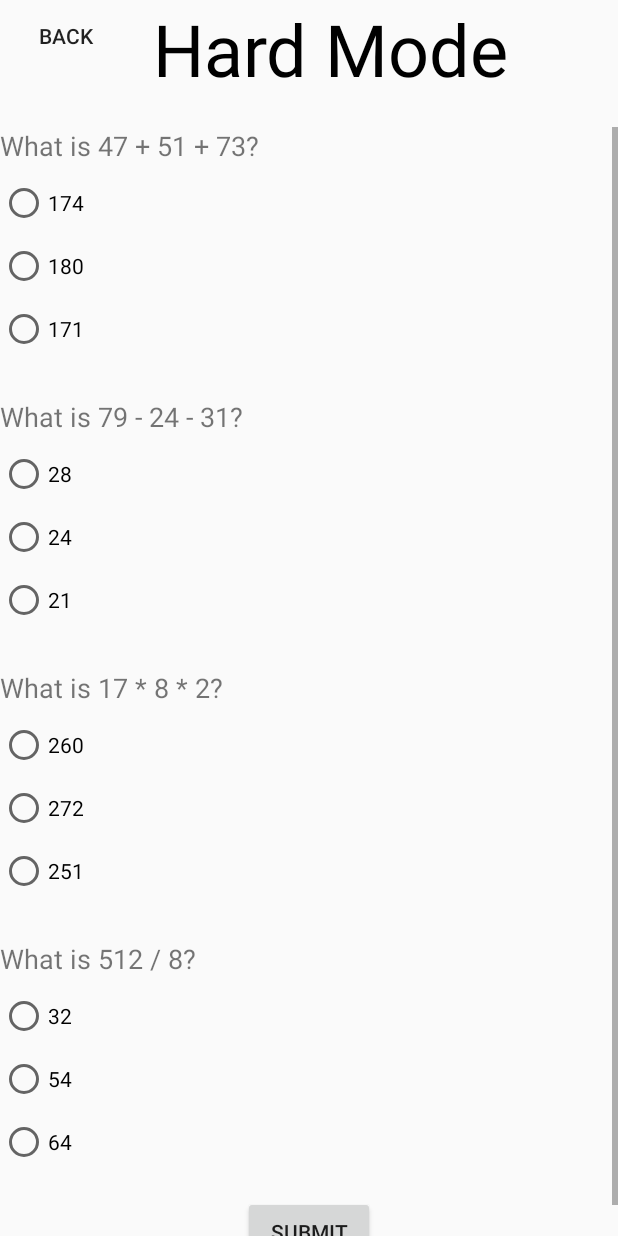
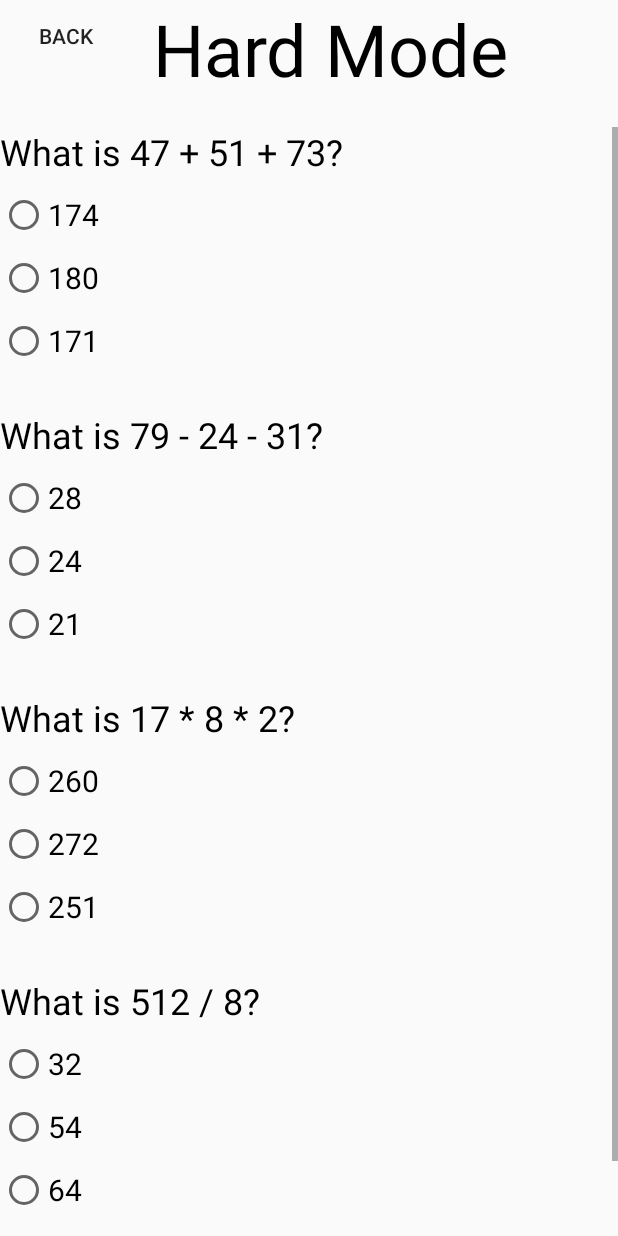
Before and after one commit to AtaMusleh/android-1st-assignment, an Android app: the HardQuizActivity screen opened directly, with no data from a screen before it, on a phone screen of 412 x 824 dp. Run offline under Robolectric (Android 15) with nearby library versions, the phone set to English and light mode, and no system bars.

Commit message:
first update

```diff
--- a/app/src/main/res/layout/activity_hard_quiz.xml
+++ b/app/src/main/res/layout/activity_hard_quiz.xml
@@ -53,34 +53,39 @@
                 android:layout_width="match_parent"
                 android:layout_height="wrap_content"
                 android:text="Addition Question"
-                android:textSize="18sp" />
+                android:textColor="#000000"
+                android:textSize="24sp" />
 
 
             <RadioGroup
-                android:id="@+id/radioGroupAddition"
+                android:id="@+id/radioGroupAddition1"
                 android:layout_width="match_parent"
                 android:layout_height="wrap_content"
                 android:orientation="vertical">
+
                 <RadioButton
                     android:id="@+id/radioButtonAdditionOption1"
                     android:layout_width="wrap_content"
                     android:layout_height="wrap_content"
                     android:layout_marginTop="10dp"
-                    android:text="Option 1" />
+                    android:text="Option 1"
+                    android:textSize="20sp" />
 
                 <RadioButton
                     android:id="@+id/radioButtonAdditionOption2"
                     android:layout_width="wrap_content"
                     android:layout_height="wrap_content"
                     android:layout_marginTop="10dp"
-                    android:text="Option 2" />
+                    android:text="Option 2"
+                    android:textSize="20sp" />
 
                 <RadioButton
                     android:id="@+id/radioButtonAdditionOption3"
                     android:layout_width="wrap_content"
                     android:layout_height="wrap_content"
                     android:layout_marginTop="10dp"
-                    android:text="Option 3" />
+                    android:text="Option 3"
+                    android:textSize="20sp" />
 
             </RadioGroup>
 
@@ -90,33 +95,38 @@
                 android:layout_height="wrap_content"
                 android:layout_marginTop="30dp"
                 android:text="Subtraction Question"
-                android:textSize="18sp" />
+                android:textColor="#000000"
+                android:textSize="24sp" />
 
             <RadioGroup
-                android:id="@+id/radioGroupAddition"
+                android:id="@+id/radioGroupAddition2"
                 android:layout_width="match_parent"
                 android:layout_height="wrap_content"
                 android:orientation="vertical">
+
                 <RadioButton
                     android:id="@+id/radioButtonSubtractionOption1"
                     android:layout_width="wrap_content"
                     android:layout_height="wrap_content"
                     android:layout_marginTop="10dp"
-                    android:text="Option 1" />
+                    android:text="Option 1"
+                    android:textSize="20sp" />
 
                 <RadioButton
                     android:id="@+id/radioButtonSubtractionOption2"
                     android:layout_width="wrap_content"
                     android:layout_height="wrap_content"
                     android:layout_marginTop="10dp"
-                    android:text="Option 2" />
+                    android:text="Option 2"
+                    android:textSize="20sp" />
 
                 <RadioButton
                     android:id="@+id/radioButtonSubtractionOption3"
                     android:layout_width="wrap_content"
                     android:layout_height="wrap_content"
                     android:layout_marginTop="10dp"
-                    android:text="Option 3" />
+                    android:text="Option 3"
+                    android:textSize="20sp" />
 
             </RadioGroup>
 
@@ -126,68 +136,79 @@
                 android:layout_height="wrap_content"
                 android:layout_marginTop="30dp"
                 android:text="Multiplication Question"
-                android:textSize="18sp" />
+                android:textColor="#000000"
+                android:textSize="24sp" />
 
             <RadioGroup
-                android:id="@+id/radioGroupAddition"
+                android:id="@+id/radioGroupAddition3"
                 android:layout_width="match_parent"
                 android:layout_height="wrap_content"
                 android:orientation="vertical">
+
                 <RadioButton
                     android:id="@+id/radioButtonMultiplicationOption1"
                     android:layout_width="wrap_content"
                     android:layout_height="wrap_content"
                     android:layout_marginTop="10dp"
-                    android:text="Option 1" />
+                    android:text="Option 1"
+                    android:textSize="20sp" />
 
                 <RadioButton
                     android:id="@+id/radioButtonMultiplicationOption2"
                     android:layout_width="wrap_content"
                     android:layout_height="wrap_content"
                     android:layout_marginTop="10dp"
-                    android:text="Option 2" />
+                    android:text="Option 2"
+                    android:textSize="20sp" />
 
                 <RadioButton
                     android:id="@+id/radioButtonMultiplicationOption3"
                     android:layout_width="wrap_content"
                     android:layout_height="wrap_content"
                     android:layout_marginTop="10dp"
-                    android:text="Option 3" />
+                    android:text="Option 3"
+                    android:textSize="20sp" />
 
             </RadioGroup>
+
             <TextView
                 android:id="@+id/textViewDivisionQuestion"
                 android:layout_width="match_parent"
                 android:layout_height="wrap_content"
                 android:layout_marginTop="30dp"
                 android:text="Division Question"
-                android:textSize="18sp" />
+                android:textColor="#000000"
+                android:textSize="24sp" />
 
             <RadioGroup
-                android:id="@+id/radioGroupAddition"
+                android:id="@+id/radioGroupAddition4"
                 android:layout_width="match_parent"
                 android:layout_height="wrap_content"
                 android:orientation="vertical">
+
                 <RadioButton
                     android:id="@+id/radioButtonDivisionOption1"
                     android:layout_width="wrap_content"
                     android:layout_height="wrap_content"
                     android:layout_marginTop="10dp"
-                    android:text="Option 1" />
+                    android:text="Option 1"
+                    android:textSize="20sp" />
 
                 <RadioButton
                     android:id="@+id/radioButtonDivisionOption2"
                     android:layout_width="wrap_content"
                     android:layout_height="wrap_content"
                     android:layout_marginTop="10dp"
-                    android:text="Option 2" />
+                    android:text="Option 2"
+                    android:textSize="20sp" />
 
                 <RadioButton
                     android:id="@+id/radioButtonDivisionOption3"
                     android:layout_width="wrap_content"
                     android:layout_height="wrap_content"
                     android:layout_marginTop="10dp"
-                    android:text="Option 3" />
+                    android:text="Option 3"
+                    android:textSize="20sp" />
 
             </RadioGroup>
 
@@ -198,7 +219,8 @@
                 android:layout_height="wrap_content"
                 android:layout_gravity="center"
                 android:layout_marginTop="20dp"
-                android:text="Submit" />
+                android:text="Submit"
+                android:textSize="20sp" />
         </LinearLayout>
     </ScrollView>
 </LinearLayout>
```
Also changed, not shown: app/src/main/res/layout/activity_easy_quiz.xml (+36 -17 lines).
